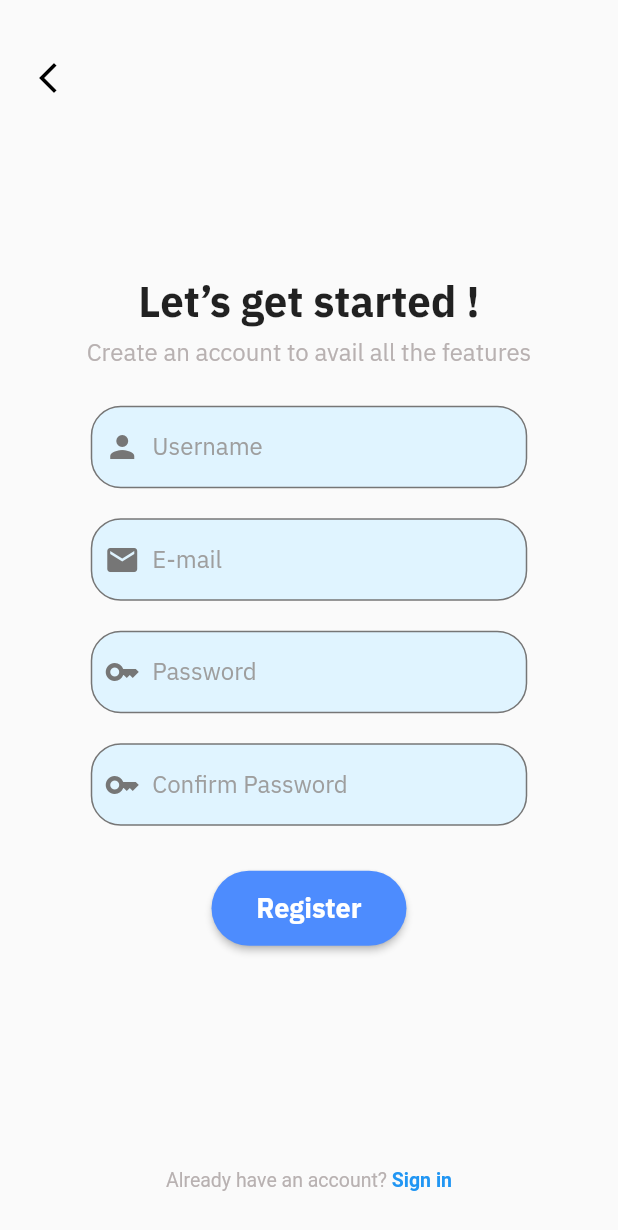
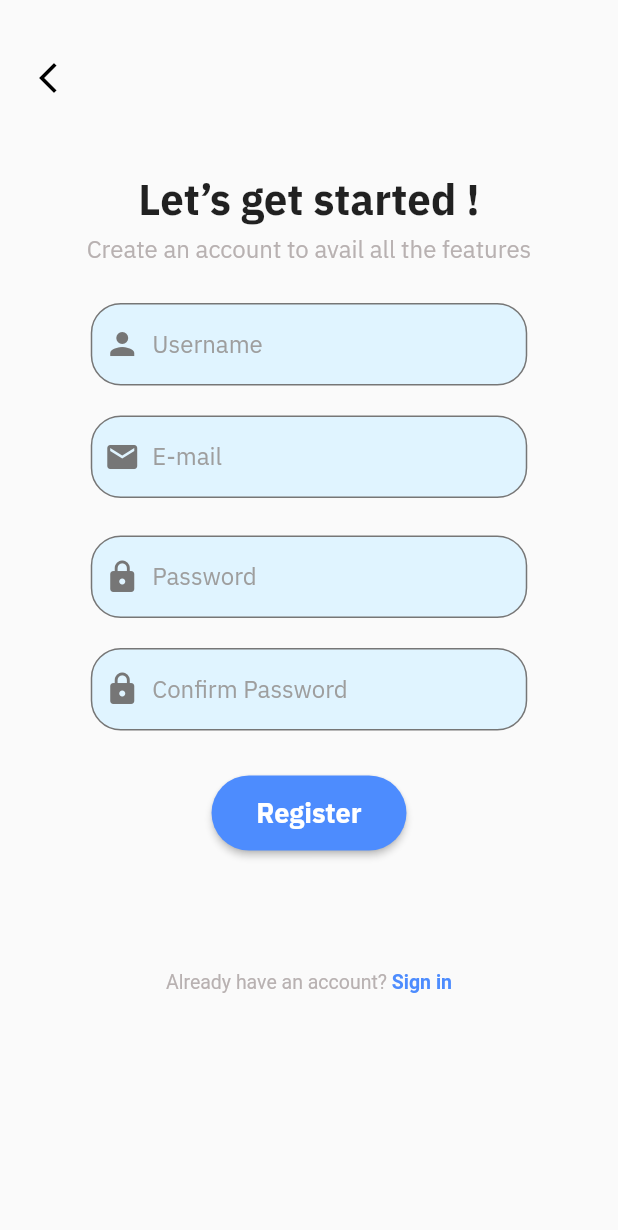
Before and after one commit to ppinng/warnalertwithme, a Flutter app: the RegisterPage screen opened directly, on a phone screen of 412 x 824 dp. Shown: the top 1230 px of the screen. Run offline on Flutter 3.47's test engine with Material 2 defaults, Android fonts, the phone set to English and light mode, and no system bars; our stand-ins replace google_maps_flutter, location, smooth_page_indicator; project files that could hold a hidden picture were left out.

Commit message:
[ADD] API for register users and fix bug dai laew ja

```diff
--- a/lib/page/register.dart
+++ b/lib/page/register.dart
@@ -1,10 +1,81 @@
+// ignore_for_file: use_build_context_synchronously
+
+import 'package:flutter/gestures.dart';
 import 'package:flutter/material.dart';
-import 'package:flutter/gestures.dart';
 import 'package:warnalertwithme/constant.dart';
 import 'package:warnalertwithme/page/login.dart';
+import 'package:http/http.dart' as http;
+import 'dart:convert';
 
-class RegisterPage extends StatelessWidget {
+class RegisterPage extends StatefulWidget {
   const RegisterPage({super.key});
+
+  @override
+  // ignore: library_private_types_in_public_api
+  _RegisterPageState createState() => _RegisterPageState();
+}
+
+class _RegisterPageState extends State<RegisterPage> {
+  final TextEditingController _usernameController = TextEditingController();
+  final TextEditingController _emailController = TextEditingController();
+  final TextEditingController _passController = TextEditingController();
+  final String _errorMessage = '';
+  bool _isNotValidate = false;
+  void _registerUser() async {
+    if (_emailController.text.isNotEmpty &&
+        _usernameController.text.isNotEmpty &&
+        _passController.text.isNotEmpty) {
+      final String username = _usernameController.text;
+      final String email = _emailController.text;
+      final String pass = _passController.text;
+      Map<String, dynamic> requestBody = {
+        'username': username,
+        'email': email,
+        'pass': pass,
+      };
+      String url = 'http://10.0.2.2:3000/api/auth/register';
+
+      final BuildContext dialogContext =
+          context; // Store the context in a local variable
+
+      final response = await http.post(
+        Uri.parse(url),
+        headers: {'Content-Type': 'application/json'},
+        body: jsonEncode(requestBody),
+      );
+
+      if (response.statusCode == 200) {
+        // Registration successful, navigate to the login page
+        Navigator.pushReplacement(
+          dialogContext, // Use the stored context instead of 'context'
+          MaterialPageRoute(builder: (context) => const LoginPage()),
+        );
+      } else {
+        // Registration failed, display an error message
+        showDialog(
+          context: dialogContext, // Use the stored context instead of 'context'
+          builder: (context) {
+            return AlertDialog(
+              title: const Text('Registration Failed'),
+              content: const Text('An error occurred during registration.'),
+              actions: <Widget>[
+                TextButton(
+                  child: const Text('OK'),
+                  onPressed: () {
+                    Navigator.of(context).pop();
+                  },
+                ),
+              ],
+            );
+          },
+        );
+      }
+    } else {
+      setState(() {
+        _isNotValidate = true;
+      });
+    }
+  }
 
   @override
   Widget build(BuildContext context) {
@@ -23,7 +94,7 @@ class RegisterPage extends StatelessWidget {
     );
 
     return Scaffold(
-      body: Column(
+      body: ListView(
         children: [
           Container(
             padding: const EdgeInsets.only(top: 40, left: 20),
@@ -38,8 +109,7 @@ class RegisterPage extends StatelessWidget {
               ),
             ),
           ),
-          Expanded(
-            child: Padding(
+          Padding(
             padding: const EdgeInsets.symmetric(vertical: 50, horizontal: 20),
             child: Column(
               mainAxisAlignment: MainAxisAlignment.center,
@@ -75,8 +145,12 @@ class RegisterPage extends StatelessWidget {
                         ),
                         Expanded(
                           child: TextField(
+                            controller: _usernameController,
                             decoration: customInputDecoration.copyWith(
                               hintText: 'Username',
+                              errorStyle: const TextStyle(color: Colors.red),
+                              errorText:
+                                  _isNotValidate ? "Enter your Username" : null,
                             ),
                           ),
                         ),
@@ -101,9 +175,12 @@ class RegisterPage extends StatelessWidget {
                         ),
                         Expanded(
                           child: TextField(
-                              obscureText: true,
+                            controller: _emailController,
                             decoration: customInputDecoration.copyWith(
                               hintText: 'E-mail',
+                              errorStyle: const TextStyle(color: Colors.red),
+                              errorText:
+                                  _isNotValidate ? "Enter your Email" : null,
                             ),
                           ),
                         ),
@@ -112,7 +189,7 @@ class RegisterPage extends StatelessWidget {
                   ),
                 ),
                 Padding(
-                    padding: const EdgeInsets.only(top: 20),
+                  padding: const EdgeInsets.only(top: 25),
                   child: Container(
                     width: 291,
                     height: 55,
@@ -122,15 +199,18 @@ class RegisterPage extends StatelessWidget {
                         const Padding(
                           padding: EdgeInsets.all(8),
                           child: Icon(
-                              Icons.key,
+                            Icons.lock,
                             color: kFontGrey3,
                           ),
                         ),
                         Expanded(
                           child: TextField(
-                              obscureText: true,
+                            controller: _passController,
                             decoration: customInputDecoration.copyWith(
                               hintText: 'Password',
+                              errorStyle: const TextStyle(color: Colors.red),
+                              errorText:
+                                  _isNotValidate ? "Enter your Password" : null,
                             ),
                           ),
                         ),
@@ -149,7 +229,7 @@ class RegisterPage extends StatelessWidget {
                         const Padding(
                           padding: EdgeInsets.all(8),
                           child: Icon(
-                              Icons.key,
+                            Icons.lock,
                             color: kFontGrey3,
                           ),
                         ),
@@ -165,26 +245,23 @@ class RegisterPage extends StatelessWidget {
                     ),
                   ),
                 ),
+                if (_errorMessage.isNotEmpty)
+                  Text(
+                    _errorMessage,
+                    style: const TextStyle(color: Colors.red),
+                  ),
                 SizedBox(
                   height: 50,
                   width: 130,
                   child: Builder(
                     builder: (context) {
                       return ElevatedButton(
-                          onPressed: () {
-                            Navigator.push(
-                              context,
-                              MaterialPageRoute(
-                                builder: (context) => const LoginPage(),
-                              ),
-                            );
-                          },
+                        onPressed: _registerUser,
                         style: ElevatedButton.styleFrom(
                           shape: RoundedRectangleBorder(
                             borderRadius: BorderRadius.circular(30),
                           ),
-                            backgroundColor:
-                                kButtonColorBlue, // Set the button's background color
+                          backgroundColor: kButtonColorBlue,
                         ),
                         child: const Text(
                           'Register',
@@ -199,7 +276,6 @@ class RegisterPage extends StatelessWidget {
                   ),
                 ),
               ],
-              ),
             ),
           ),
           Padding(
@@ -218,7 +294,7 @@ class RegisterPage extends StatelessWidget {
                       text: 'Sign in',
                       style: const TextStyle(
                         fontSize: 13,
-                        color: Colors.blue,
+                        color: kButtonColorBlue,
                         fontWeight: FontWeight.bold,
                       ),
                       recognizer: TapGestureRecognizer()
```
Also changed, not shown: lib/screen/pages/WelcomeScreen.dart (+17 -7 lines), pubspec.yaml (+3 -5 lines). Lines whose indentation alone changed are shown as unchanged.
